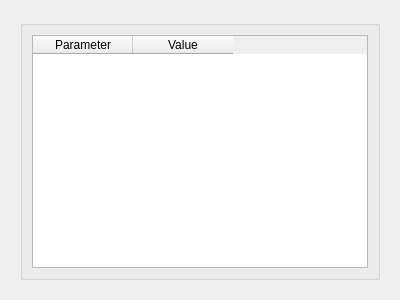
First picture: the form in src/DGLGui/ui/dglstateview.ui, repository scygan/debugler, before the edit.
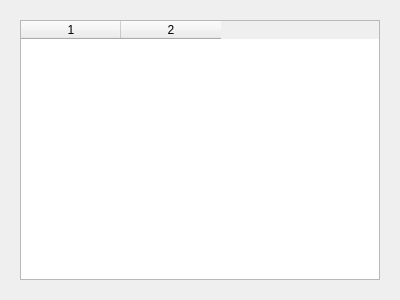
Second picture: the form after the edit.

Commit message: GUI enhencement: stateview

Diff of the .ui file:
```diff
--- a/src/DGLGui/ui/dglstateview.ui
+++ b/src/DGLGui/ui/dglstateview.ui
@@ -18,41 +18,15 @@
     <widget class="QFrame" name="frame">
      <layout class="QHBoxLayout" name="horizontalLayout">
       <item>
-       <widget class="QGroupBox" name="groupBox">
-        <property name="title">
-         <string/>
-        </property>
-        <layout class="QVBoxLayout" name="verticalLayout_2">
-         <item>
           <widget class="QTableWidget" name="tableWidget">
-           <property name="rowCount">
-            <number>0</number>
-           </property>
            <property name="columnCount">
             <number>2</number>
            </property>
-           <attribute name="horizontalHeaderMinimumSectionSize">
-            <number>37</number>
-           </attribute>
-           <attribute name="horizontalHeaderStretchLastSection">
-            <bool>false</bool>
-           </attribute>
            <attribute name="verticalHeaderVisible">
             <bool>false</bool>
            </attribute>
-           <column>
-            <property name="text">
-             <string>Parameter</string>
-            </property>
-           </column>
-           <column>
-            <property name="text">
-             <string>Value</string>
-            </property>
-           </column>
-          </widget>
-         </item>
-        </layout>
+        <column/>
+        <column/>
        </widget>
       </item>
      </layout>
```
Lines whose indentation alone changed are shown as unchanged. The commit also changes 1 other file.
